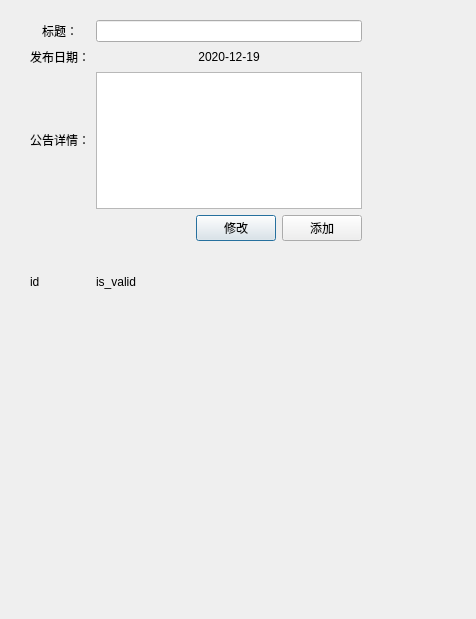
This is Client/ui_design/note_detail.ui in ApplauseWow/GraduationProject as Qt 5 draws it before an edit. The edited form follows.
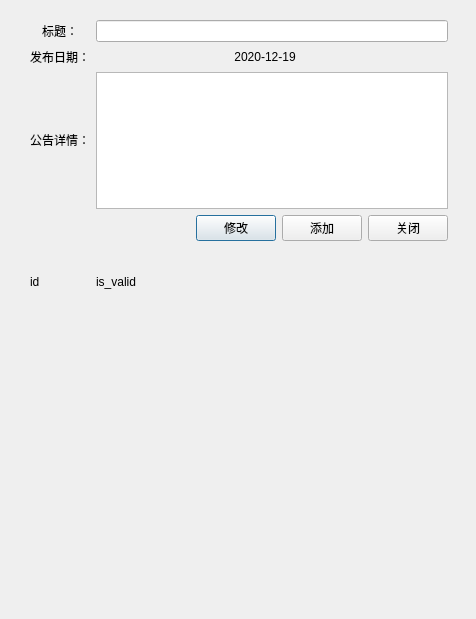
This is the edited form.

Commit message: update show note done

The edit to the form file:
```diff
--- a/Client/ui_design/note_detail.ui
+++ b/Client/ui_design/note_detail.ui
@@ -18,7 +18,7 @@
     <rect>
      <x>30</x>
      <y>20</y>
-     <width>421</width>
+     <width>451</width>
      <height>581</height>
     </rect>
    </property>
@@ -47,7 +47,7 @@
      </widget>
     </item>
     <item row="4" column="1">
-     <layout class="QHBoxLayout" name="horizontalLayout" stretch="1,1">
+     <layout class="QHBoxLayout" name="horizontalLayout" stretch="1,1,0">
       <property name="sizeConstraint">
        <enum>QLayout::SetDefaultConstraint</enum>
       </property>
@@ -80,6 +80,19 @@
         </property>
        </widget>
       </item>
+      <item>
+       <widget class="QPushButton" name="bt_close">
+        <property name="sizePolicy">
+         <sizepolicy hsizetype="Fixed" vsizetype="Fixed">
+          <horstretch>0</horstretch>
+          <verstretch>0</verstretch>
+         </sizepolicy>
+        </property>
+        <property name="text">
+         <string>关闭</string>
+        </property>
+       </widget>
+      </item>
      </layout>
     </item>
     <item row="1" column="0">
```
Left out of the diff: 4 changed lines with no effect on the pictures. The commit also changes 16 other files.
